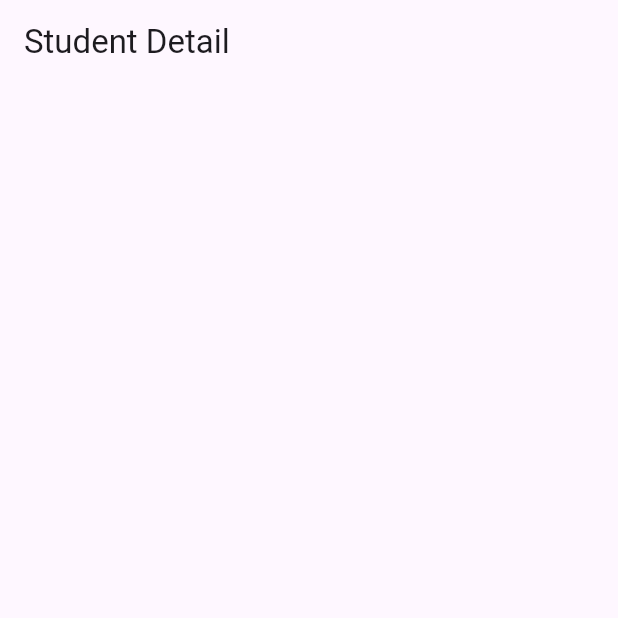
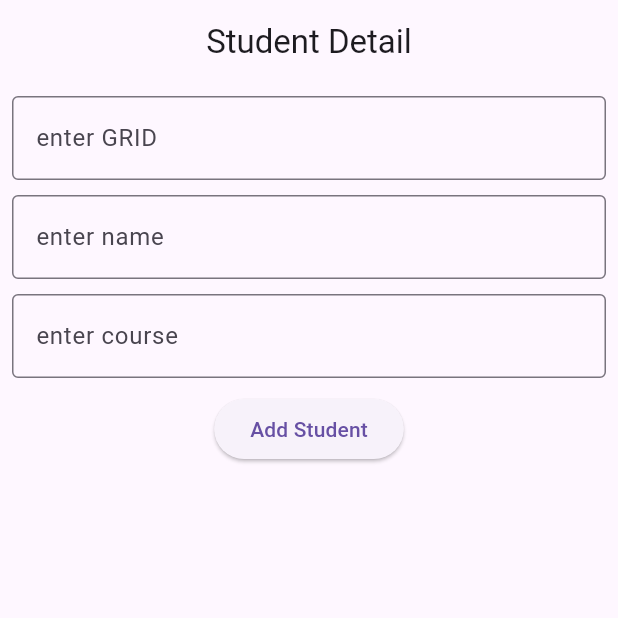
Before and after one commit to Iamgauravkanani/student_detail_CRUD_Cloudfirestore_Flutter_getX, a Flutter app: the screen it shows after launch, on a phone screen of 412 x 824 dp, the top half of it. Run offline on Flutter 3.47's test engine with Material 2 defaults, Android fonts, the phone set to English and light mode, and no system bars; our stand-ins replace cloud_firestore, firebase_core, get; accounts and stored records are empty.

Commit message:
Student Details Send to Cloud Firestore

```diff
--- a/lib/Modules/App/Student_Detail_Screen/Views/student_detail.dart
+++ b/lib/Modules/App/Student_Detail_Screen/Views/student_detail.dart
@@ -1,4 +1,9 @@
+import 'dart:developer';
+
 import 'package:flutter/material.dart';
+import 'package:student_data/Modules/utils/Helpers/Cloud_Firestore_Helper/firestore_helper.dart';
+
+import '../../../utils/Constants/global.dart';
 
 class Student_Detail extends StatelessWidget {
   const Student_Detail({super.key});
@@ -7,7 +12,68 @@ class Student_Detail extends StatelessWidget {
   Widget build(BuildContext context) {
     return Scaffold(
       appBar: AppBar(
-        title: Text("Student Detail"),
+        title: const Text("Student Detail"),
+        centerTitle: true,
+      ),
+      body: Padding(
+        padding: const EdgeInsets.all(8.0),
+        child: Column(
+          children: [
+            TextFormField(
+              onChanged: (val) {
+                Global.id = val;
+              },
+              controller: Global.idController,
+              decoration: const InputDecoration(
+                hintText: "enter GRID",
+                border: OutlineInputBorder(),
+              ),
+            ),
+            const SizedBox(
+              height: 10,
+            ),
+            TextFormField(
+              onChanged: (val) {
+                Global.name = val;
+              },
+              controller: Global.nameController,
+              decoration: const InputDecoration(
+                hintText: "enter name",
+                border: OutlineInputBorder(),
+              ),
+            ),
+            const SizedBox(
+              height: 10,
+            ),
+            TextFormField(
+              onChanged: (val) {
+                Global.course = val;
+              },
+              controller: Global.courseController,
+              decoration: const InputDecoration(
+                hintText: "enter course",
+                border: OutlineInputBorder(),
+              ),
+            ),
+            const SizedBox(
+              height: 10,
+            ),
+            ElevatedButton(
+              onPressed: () {
+                FireStoreHelper.fireStoreHelper.addStudent(data: {
+                  "id": Global.id,
+                  "name": Global.name,
+                  "course": Global.course,
+                });
+
+                Global.idController.clear();
+                Global.nameController.clear();
+                Global.courseController.clear();
+              },
+              child: const Text("Add Student"),
+            )
+          ],
+        ),
       ),
     );
   }
--- /dev/null
+++ b/lib/Modules/utils/Constants/global.dart
@@ -0,0 +1,11 @@
+import 'package:flutter/cupertino.dart';
+
+class Global {
+  static TextEditingController idController = TextEditingController();
+  static TextEditingController nameController = TextEditingController();
+  static TextEditingController courseController = TextEditingController();
+
+  static String? id;
+  static String? name;
+  static String? course;
+}
--- /dev/null
+++ b/lib/Modules/utils/Helpers/Cloud_Firestore_Helper/firestore_helper.dart
@@ -0,0 +1,13 @@
+import 'package:cloud_firestore/cloud_firestore.dart';
+
+class FireStoreHelper {
+  FireStoreHelper._();
+
+  static final FireStoreHelper fireStoreHelper = FireStoreHelper._();
+
+  FirebaseFirestore firestore = FirebaseFirestore.instance;
+
+  Future<void> addStudent({required Map<String, dynamic> data}) async {
+    await firestore.collection("student").doc("${data['id']}").set(data);
+  }
+}
--- a/pubspec.yaml
+++ b/pubspec.yaml
@@ -36,6 +36,9 @@ dependencies:
   # Use with the CupertinoIcons class for iOS style icons.
   cupertino_icons: ^1.0.2
   get:
+  firebase_core:
+  firebase_auth:
+  cloud_firestore:
 
 dev_dependencies:
   flutter_test:
```
Also changed, not shown: lib/main.dart (+14 -6 lines), lib/firebase_options.dart (added), pubspec.lock, 18 other files.
